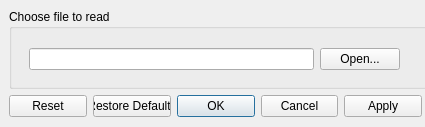
Old version of the form src/Interface/Modules/DataIO/ReadMatrix.ui in the repository SCIInstitute/SCIRun.
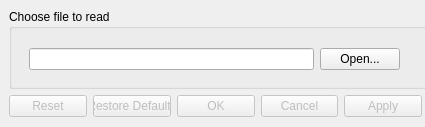
New version of the form.

The edit to the form file:
```diff
--- a/src/Interface/Modules/DataIO/ReadMatrix.ui
+++ b/src/Interface/Modules/DataIO/ReadMatrix.ui
@@ -26,6 +26,9 @@
    <string>Dialog</string>
   </property>
   <widget class="QDialogButtonBox" name="buttonBox">
+   <property name="enabled">
+    <bool>false</bool>
+   </property>
    <property name="geometry">
     <rect>
      <x>9</x>
```
